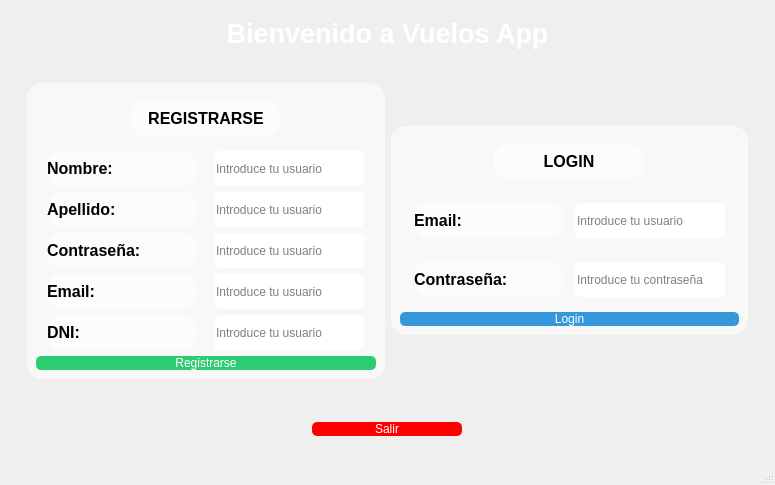
Above: login.ui from ilopjim13/PersistenciaDatos_PyQT before the change. Below: the same form after it.
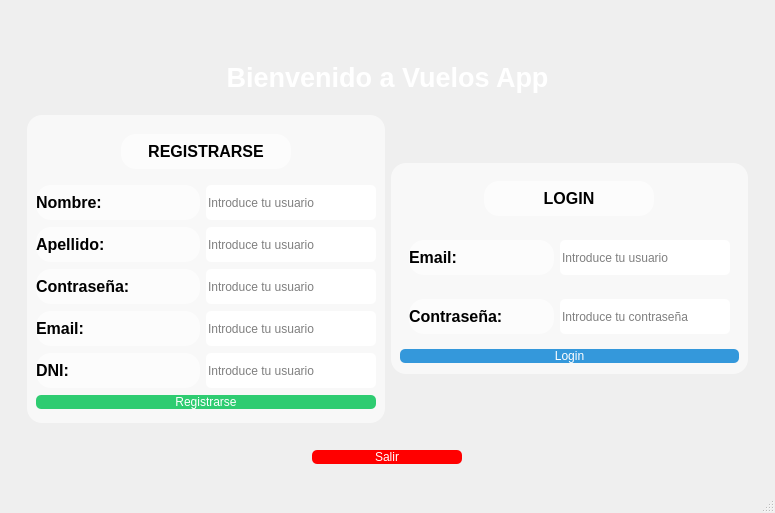
That is the form after the change. Icons and pictures are not drawn.

Commit message: paert UI paco final

What changed in the file:
```diff
--- a/login.ui
+++ b/login.ui
@@ -7,7 +7,7 @@
     <x>0</x>
     <y>0</y>
     <width>775</width>
-    <height>485</height>
+    <height>513</height>
    </rect>
   </property>
   <property name="sizePolicy">
@@ -63,8 +63,27 @@
        </sizepolicy>
       </property>
       <layout class="QVBoxLayout" name="verticalLayout_2">
+       <item>
+        <spacer name="verticalSpacer">
+         <property name="orientation">
+          <enum>Qt::Orientation::Vertical</enum>
+         </property>
+         <property name="sizeHint" stdset="0">
+          <size>
+           <width>20</width>
+           <height>40</height>
+          </size>
+         </property>
+        </spacer>
+       </item>
        <item>
         <widget class="QLabel" name="Titulo">
+         <property name="sizePolicy">
+          <sizepolicy hsizetype="Preferred" vsizetype="Preferred">
+           <horstretch>0</horstretch>
+           <verstretch>10</verstretch>
+          </sizepolicy>
+         </property>
          <property name="font">
           <font>
            <family>Arial</family>
@@ -88,7 +107,7 @@
          <property name="sizePolicy">
           <sizepolicy hsizetype="Expanding" vsizetype="Expanding">
            <horstretch>0</horstretch>
-           <verstretch>90</verstretch>
+           <verstretch>85</verstretch>
           </sizepolicy>
          </property>
          <property name="styleSheet">
@@ -104,13 +123,13 @@
 min-height: 35px;
 max-height: 35px;
 min-width: 40px;
-max-width: 150px;
+max-width: 170px;
 color:black;
 }   
 QLineEdit { 
 min-height: 35px;
 max-height: 35px;
-max-width: 150px;
+max-width: 170px;
 }
 QLineEdit{
 color:black;
@@ -125,6 +144,12 @@
               <verstretch>0</verstretch>
              </sizepolicy>
             </property>
+            <property name="maximumSize">
+             <size>
+              <width>358</width>
+              <height>308</height>
+             </size>
+            </property>
             <property name="frameShape">
              <enum>QFrame::Shape::StyledPanel</enum>
             </property>
@@ -355,6 +380,12 @@
               <verstretch>0</verstretch>
              </sizepolicy>
             </property>
+            <property name="maximumSize">
+             <size>
+              <width>357</width>
+              <height>211</height>
+             </size>
+            </property>
             <property name="frameShape">
              <enum>QFrame::Shape::StyledPanel</enum>
             </property>
@@ -508,9 +539,21 @@
        </item>
        <item>
         <widget class="QWidget" name="widget_3" native="true">
+         <property name="sizePolicy">
+          <sizepolicy hsizetype="Preferred" vsizetype="Preferred">
+           <horstretch>0</horstretch>
+           <verstretch>5</verstretch>
+          </sizepolicy>
+         </property>
          <layout class="QHBoxLayout" name="horizontalLayout_12">
           <item>
            <widget class="QPushButton" name="bu_salir">
+            <property name="sizePolicy">
+             <sizepolicy hsizetype="Minimum" vsizetype="Preferred">
+              <horstretch>0</horstretch>
+              <verstretch>0</verstretch>
+             </sizepolicy>
+            </property>
             <property name="maximumSize">
              <size>
               <width>150</width>
```
The commit also changes 1 other file.
